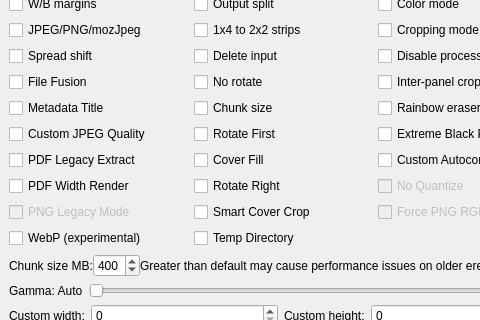
ciromattia/kcc, file gui/KCC.ui: the form before one commit; both pictures show x 0 to 480 and y 439 to 759 of the 566 by 869 pixel window.
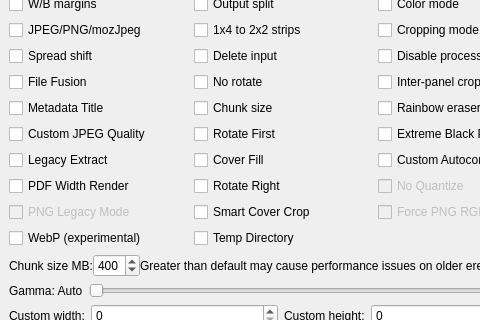
The form after the commit. Icons and pictures are not drawn.

Commit message: apply legacy extract option for epub too

```diff
--- a/gui/KCC.ui
+++ b/gui/KCC.ui
@@ -757,7 +757,7 @@
 Useful for really weird PDFs.</string>
          </property>
          <property name="text">
-          <string>PDF Legacy Extract</string>
+          <string>Legacy Extract</string>
          </property>
         </widget>
        </item>
```
Left out of the diff: 6 changed lines with no effect on the pictures. The commit also changes 4 other files.
